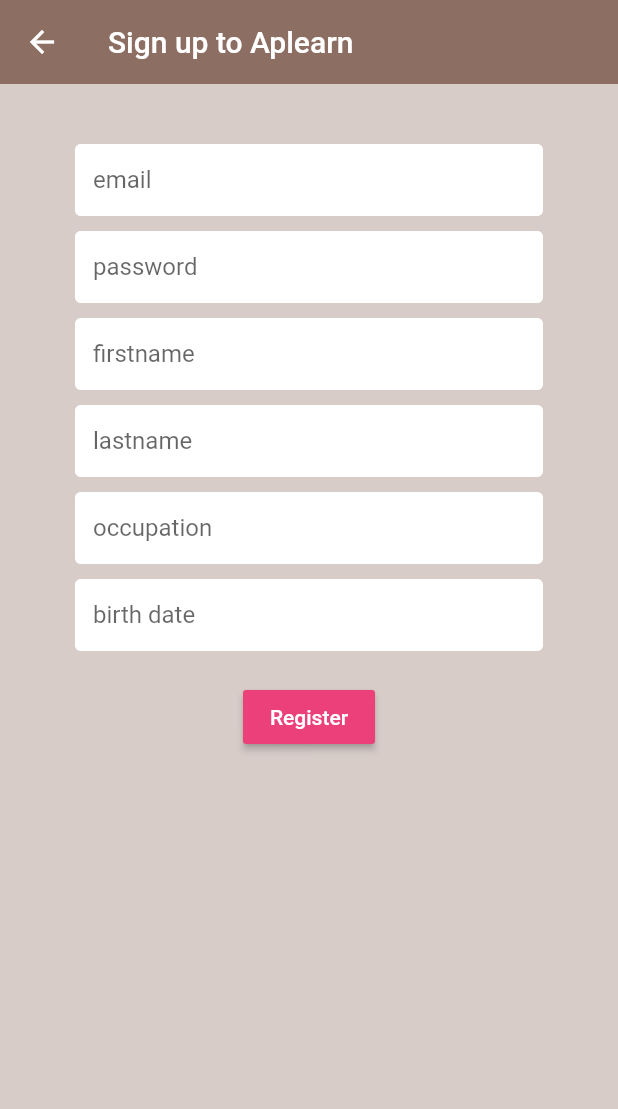
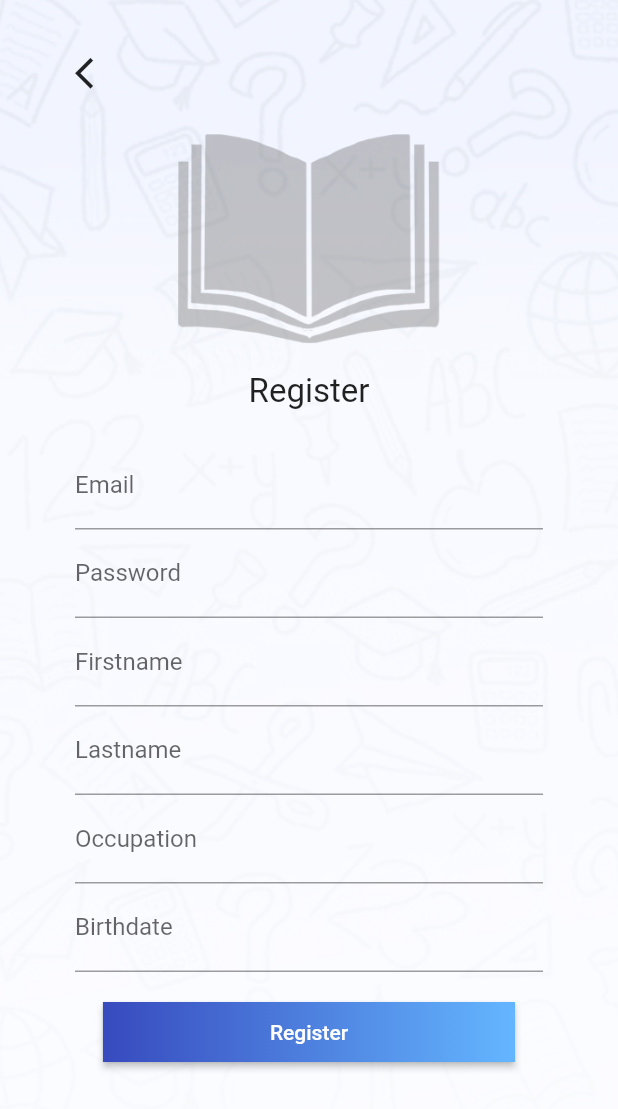
Before and after one commit to tua2542/Aplearn_Group14, a Flutter app: the Register screen opened directly, on a phone screen of 412 x 824 dp. Shown: the top 1109 px of the screen. Run offline on Flutter 3.47's test engine with Material 2 defaults, Android fonts, the phone set to English and light mode, and no system bars; our stand-ins replace auto_size_text, carousel_slider, chewie, cloud_firestore, firebase_auth, firebase_storage and 7 more; missing offline and left inert: flutter_ffmpeg, responsive_container; accounts and stored records are empty.

Commit message:
[RESOLVE]

```diff
--- a/lib/src/Views/aunthenicate/register.dart
+++ b/lib/src/Views/aunthenicate/register.dart
@@ -1,9 +1,7 @@
 import 'package:aplearn_group14/src/Presenters/auth.dart';
 import 'package:aplearn_group14/src/Views/aunthenicate/sign_in.dart';
-import 'package:aplearn_group14/src/shared/constants.dart';
 import 'package:aplearn_group14/src/shared/loading.dart';
 import 'package:aplearn_group14/src/wrapper.dart';
-import 'package:flushbar/flushbar.dart';
 import 'package:flutter/material.dart';
 import 'package:intl/intl.dart';
 
@@ -56,31 +54,62 @@
     return loading
         ? Loading()
         : Scaffold(
-      backgroundColor: Colors.brown[100],
-      appBar: AppBar(
-        backgroundColor: Colors.brown[400],
-        elevation: 0.0,
-        title: Text('Sign up to Aplearn'),
+//            backgroundColor: Colors.brown[100],
+//            appBar: AppBar(
+//              backgroundColor: Colors.brown[400],
+//              elevation: 0.0,
+//              title: Text('Sign up to Aplearn'),
+//            ),
+            body: Container(
+              decoration: BoxDecoration(
+                image: DecorationImage(
+                  image: AssetImage("assets/images/background/bg1.jpg"),
+                  fit: BoxFit.cover,
                 ),
-      body: Container(
+              ),
               padding: EdgeInsets.symmetric(vertical: 20.0, horizontal: 50.0),
               child: Form(
                 key: _formKey,
+                child: SingleChildScrollView(
                   child: Column(
                     children: <Widget>[
+                      SizedBox(height: 5.0),
+                      IconButton(
+                        padding: EdgeInsets.only(right: 500),
+                        icon: Icon(Icons.arrow_back_ios),
+                        color: Colors.black87,
+                        iconSize: 25.0,
+                        onPressed: () async {
+                          Navigator.push(
+                              context,
+                              MaterialPageRoute(
+                                  builder: (context) => SignIn()));
+                        },
+                      ),
+                      Image.asset("assets/images/icon/acaIcon.png",
+                          width: 175, height: 175),
+                      Text(
+                        'Register',
+                        textAlign: TextAlign.center,
+                        style: TextStyle(color: Colors.black87, fontSize: 22),
+                      ),
                       SizedBox(height: 20.0),
                       TextFormField(
-                decoration:
-                textInputDecoration.copyWith(hintText: 'email'),
-                validator: (val) => val.isEmpty ? 'Enter an email' : null,
+                        decoration: const InputDecoration(
+                          hintText: 'Enter your email',
+                          labelText: 'Email',
+                        ),
+                        validator: (val) =>
+                            val.isEmpty ? 'Enter an email' : null,
                         onChanged: (val) {
                           setState(() => email = val);
                         },
                       ),
-              SizedBox(height: 10.0),
                       TextFormField(
-                decoration:
-                textInputDecoration.copyWith(hintText: 'password'),
+                        decoration: const InputDecoration(
+                          hintText: 'Enter your password',
+                          labelText: 'Password',
+                        ),
                         obscureText: true,
                         validator: (val) => val.length < 6
                             ? 'Enter a password 6+ chars long'
@@ -89,41 +118,45 @@
                           setState(() => password = val);
                         },
                       ),
-              SizedBox(height: 10.0),
                       TextFormField(
-                decoration:
-                textInputDecoration.copyWith(hintText: 'firstname'),
+                        decoration: const InputDecoration(
+                          hintText: 'Enter your firstname',
+                          labelText: 'Firstname',
+                        ),
                         validator: (val) =>
                             val.isEmpty ? 'Enter an firstname' : null,
                         onChanged: (val) {
                           setState(() => firstname = val);
                         },
                       ),
-              SizedBox(height: 10.0),
                       TextFormField(
-                decoration:
-                textInputDecoration.copyWith(hintText: 'lastname'),
+                        decoration: const InputDecoration(
+                          hintText: 'Enter your lastname',
+                          labelText: 'Lastname',
+                        ),
                         validator: (val) =>
                             val.isEmpty ? 'Enter an lastname' : null,
                         onChanged: (val) {
                           setState(() => lastname = val);
                         },
                       ),
-              SizedBox(height: 10.0),
                       TextFormField(
-                decoration:
-                textInputDecoration.copyWith(hintText: 'occupation'),
+                        decoration: const InputDecoration(
+                          hintText: 'Enter your occupation',
+                          labelText: 'Occupation',
+                        ),
                         validator: (val) =>
                             val.isEmpty ? 'Enter an occupation' : null,
                         onChanged: (val) {
                           setState(() => occupation = val);
                         },
                       ),
-              SizedBox(height: 10.0),
                       TextFormField(
                           controller: dateCtl,
-                  decoration: textInputDecoration.copyWith(
-                      hintText: _selectedDate),
+                          decoration: const InputDecoration(
+                            hintText: 'Select your birthdate',
+                            labelText: 'Birthdate',
+                          ),
                           validator: (val) =>
                               val.isEmpty ? 'Enter an birthdate' : null,
                           onChanged: (val) {
@@ -131,15 +164,14 @@
                           },
                           onTap: () {
                             _selectDate(context);
-                    FocusScope.of(context).requestFocus(new FocusNode());
+                            FocusScope.of(context)
+                                .requestFocus(new FocusNode());
                           }),
                       SizedBox(height: 20.0),
-              RaisedButton(
-                  color: Colors.pink[400],
-                  child: Text(
-                    'Register',
-                    style: TextStyle(color: Colors.white),
-                  ),
+                      Container(
+                        height: 40,
+                        width: 275,
+                        child: RaisedButton(
                           onPressed: () async {
                             if (_formKey.currentState.validate()) {
                               setState(() => loading = true);
@@ -166,7 +198,29 @@
                                     (route) => false);
                               }
                             }
-                  }),
+                          },
+                          padding: EdgeInsets.all(0.0),
+                          child: Ink(
+                            decoration: BoxDecoration(
+                              gradient: LinearGradient(
+                                colors: [Color(0xff374ABE), Color(0xff64B6FF)],
+                                begin: Alignment.centerLeft,
+                                end: Alignment.centerRight,
+                              ),
+                            ),
+                            child: Container(
+                              constraints: BoxConstraints(
+                                  maxWidth: 300.0, minHeight: 50.0),
+                              alignment: Alignment.center,
+                              child: Text(
+                                "Register",
+                                textAlign: TextAlign.center,
+                                style: TextStyle(color: Colors.white),
+                              ),
+                            ),
+                          ),
+                        ),
+                      ),
                       SizedBox(height: 12.0),
                       Text(
                         error,
@@ -176,6 +230,7 @@
                   ),
                 ),
               ),
+            ),
           );
   }
 }
--- a/lib/src/Views/aunthenicate/sign_in.dart
+++ b/lib/src/Views/aunthenicate/sign_in.dart
@@ -1,7 +1,6 @@
 import 'package:aplearn_group14/src/Presenters/auth.dart';
 import 'package:aplearn_group14/src/Views/aunthenicate/register.dart';
 import 'package:aplearn_group14/src/Views/aunthenicate/sign_in_admin.dart';
-import 'package:aplearn_group14/src/shared/constants.dart';
 import 'package:aplearn_group14/src/shared/loading.dart';
 import 'package:flushbar/flushbar.dart';
 import 'package:flutter/cupertino.dart';
```
Lines whose indentation alone changed are shown as unchanged.
